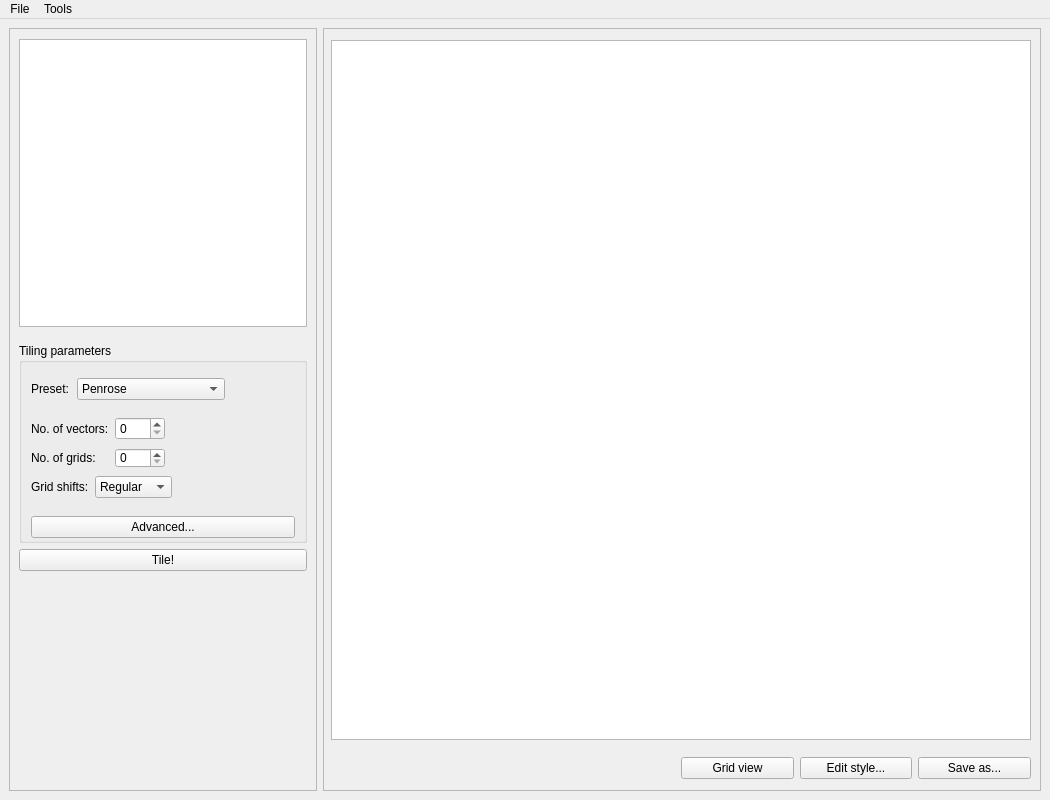
The window that HyperTiler.ui (hyper-aperiodic/HyperTiler) describes before a commit, drawn with Qt 5.
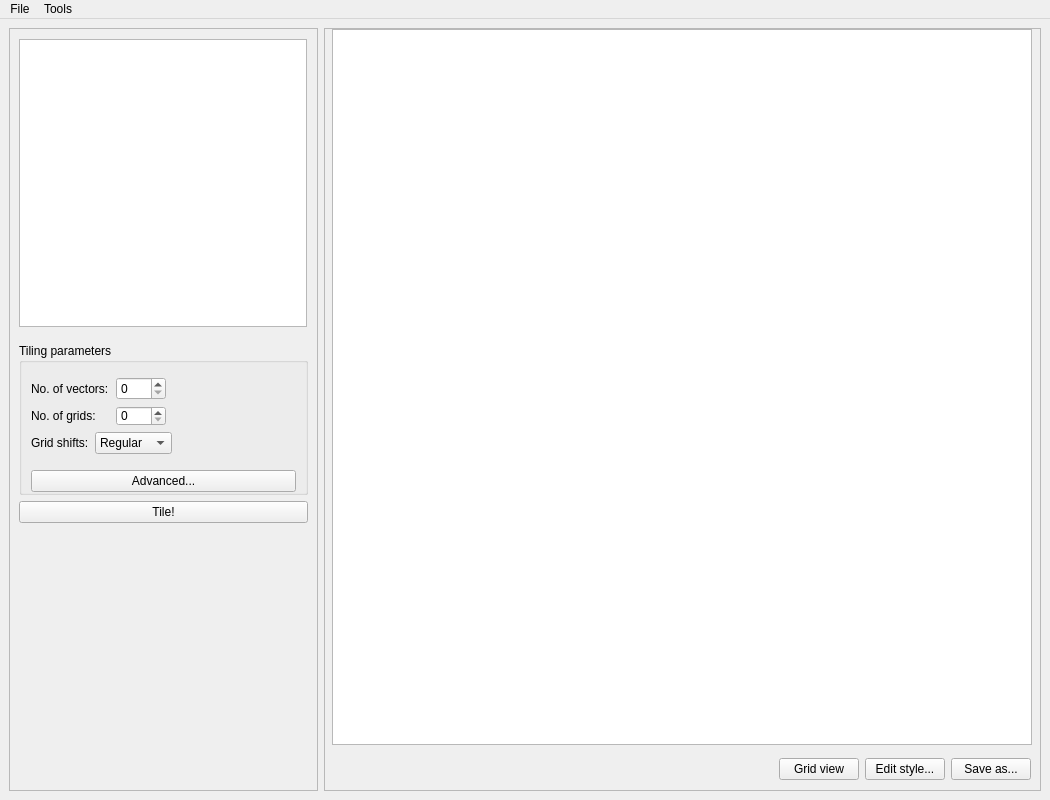
The same window after the commit.

Commit message: designed advanced window

The edit to the form file:
```diff
--- a/HyperTiler.ui
+++ b/HyperTiler.ui
@@ -24,8 +24,8 @@
   </property>
   <property name="maximumSize">
    <size>
-    <width>1050</width>
-    <height>800</height>
+    <width>1600</width>
+    <height>1200</height>
    </size>
   </property>
   <property name="windowTitle">
@@ -35,6 +35,18 @@
    <layout class="QHBoxLayout" name="horizontalLayout" stretch="3,7">
     <item>
      <widget class="QFrame" name="parameterArea">
+      <property name="sizePolicy">
+       <sizepolicy hsizetype="Fixed" vsizetype="Expanding">
+        <horstretch>0</horstretch>
+        <verstretch>0</verstretch>
+       </sizepolicy>
+      </property>
+      <property name="minimumSize">
+       <size>
+        <width>309</width>
+        <height>761</height>
+       </size>
+      </property>
       <property name="frameShape">
        <enum>QFrame::StyledPanel</enum>
       </property>
@@ -87,6 +99,12 @@
         <layout class="QVBoxLayout" name="tilingParameters" stretch="0">
          <item>
           <widget class="QGroupBox" name="parameterGroup">
+           <property name="sizePolicy">
+            <sizepolicy hsizetype="Preferred" vsizetype="Fixed">
+             <horstretch>0</horstretch>
+             <verstretch>0</verstretch>
+            </sizepolicy>
+           </property>
            <property name="title">
             <string>Tiling parameters</string>
            </property>
@@ -94,57 +112,6 @@
             <property name="bottomMargin">
              <number>0</number>
             </property>
-            <item>
-             <layout class="QHBoxLayout" name="presetBox">
-              <item>
-               <widget class="QLabel" name="presetLabel">
-                <property name="text">
-                 <string>Preset:</string>
-                </property>
-               </widget>
-              </item>
-              <item>
-               <widget class="QComboBox" name="presetSelect">
-                <item>
-                 <property name="text">
-                  <string>Penrose</string>
-                 </property>
-                </item>
-                <item>
-                 <property name="text">
-                  <string>Ammann-Beenker</string>
-                 </property>
-                </item>
-                <item>
-                 <property name="text">
-                  <string>Socolar Dodecagonal</string>
-                 </property>
-                </item>
-                <item>
-                 <property name="text">
-                  <string>Custom</string>
-                 </property>
-                </item>
-               </widget>
-              </item>
-              <item>
-               <spacer name="horizontalSpacer">
-                <property name="orientation">
-                 <enum>Qt::Horizontal</enum>
-                </property>
-                <property name="sizeType">
-                 <enum>QSizePolicy::Maximum</enum>
-                </property>
-                <property name="sizeHint" stdset="0">
-                 <size>
-                  <width>70</width>
-                  <height>30</height>
-                 </size>
-                </property>
-               </spacer>
-              </item>
-             </layout>
-            </item>
             <item>
              <spacer name="verticalSpacer_2">
               <property name="orientation">
@@ -343,7 +310,7 @@
           <enum>Qt::Vertical</enum>
          </property>
          <property name="sizeType">
-          <enum>QSizePolicy::Fixed</enum>
+          <enum>QSizePolicy::Expanding</enum>
          </property>
          <property name="sizeHint" stdset="0">
           <size>
@@ -364,7 +331,7 @@
       <property name="frameShadow">
        <enum>QFrame::Raised</enum>
       </property>
-      <layout class="QVBoxLayout" name="verticalLayout" stretch="20,1">
+      <layout class="QVBoxLayout" name="verticalLayout" stretch="20,0,1,0">
        <property name="leftMargin">
         <number>7</number>
        </property>
@@ -377,7 +344,7 @@
        <item>
         <widget class="QGraphicsView" name="tilingPlot">
          <property name="sizePolicy">
-          <sizepolicy hsizetype="Fixed" vsizetype="Fixed">
+          <sizepolicy hsizetype="Expanding" vsizetype="Expanding">
            <horstretch>0</horstretch>
            <verstretch>0</verstretch>
           </sizepolicy>
@@ -390,12 +357,25 @@
          </property>
          <property name="maximumSize">
           <size>
-           <width>700</width>
-           <height>700</height>
+           <width>1600</width>
+           <height>1600</height>
           </size>
          </property>
         </widget>
        </item>
+       <item>
+        <spacer name="verticalSpacer_5">
+         <property name="orientation">
+          <enum>Qt::Vertical</enum>
+         </property>
+         <property name="sizeHint" stdset="0">
+          <size>
+           <width>20</width>
+           <height>7</height>
+          </size>
+         </property>
+        </spacer>
+       </item>
        <item>
         <layout class="QHBoxLayout" name="plotButtons">
          <property name="spacing">
@@ -407,7 +387,7 @@
             <enum>Qt::Horizontal</enum>
            </property>
            <property name="sizeType">
-            <enum>QSizePolicy::Fixed</enum>
+            <enum>QSizePolicy::Expanding</enum>
            </property>
            <property name="sizeHint" stdset="0">
             <size>
@@ -440,6 +420,19 @@
          </item>
         </layout>
        </item>
+       <item>
+        <spacer name="verticalSpacer_6">
+         <property name="orientation">
+          <enum>Qt::Vertical</enum>
+         </property>
+         <property name="sizeHint" stdset="0">
+          <size>
+           <width>20</width>
+           <height>10</height>
+          </size>
+         </property>
+        </spacer>
+       </item>
       </layout>
      </widget>
     </item>
```
The commit also changes 3 other files.
